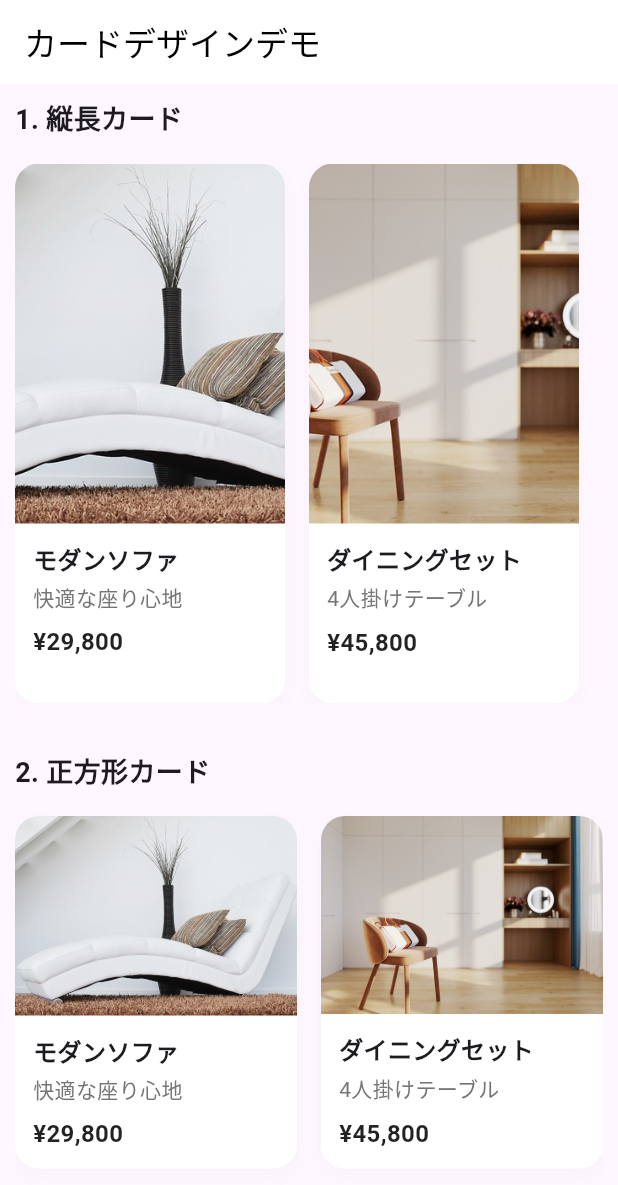
After one commit to sakurakotubaki/widget_cookbook_demo, a Flutter app: the CardDemoPage screen opened directly, on a phone screen of 412 x 824 dp. The commit adds this screen. Shown: the top 1185 px of the screen. Run offline on Flutter 3.47's test engine with Material 3 defaults, Android fonts, the phone set to English and light mode, and no system bars; our stand-ins replace flutter_hooks, image_picker, lottie.

Commit message:
style: BoxFit

```diff
--- /dev/null
+++ b/lib/example/shopping_ui/item/image_cards.dart
@@ -0,0 +1,245 @@
+import 'package:flutter/material.dart';
+
+// 1. 縦長の画像カード
+class VerticalImageCard extends StatelessWidget {
+  final String imageUrl;
+  final String title;
+  final String subtitle;
+  final String price;
+
+  const VerticalImageCard({
+    super.key,
+    required this.imageUrl,
+    required this.title,
+    required this.subtitle,
+    required this.price,
+  });
+
+  @override
+  Widget build(BuildContext context) {
+    return Container(
+      width: 180,
+      decoration: BoxDecoration(
+        color: Colors.white,
+        borderRadius: BorderRadius.circular(16),
+        boxShadow: [
+          BoxShadow(
+            color: Colors.black.withAlpha(0x05),
+            blurRadius: 10,
+            offset: const Offset(0, 5),
+          ),
+        ],
+      ),
+      child: Column(
+        crossAxisAlignment: CrossAxisAlignment.start,
+        children: [
+          ClipRRect(
+            borderRadius: const BorderRadius.vertical(top: Radius.circular(16)),
+            child: Image.asset(
+              imageUrl,
+              height: 240,
+              width: double.infinity,
+              fit: BoxFit.cover,
+            ),
+          ),
+          Padding(
+            padding: const EdgeInsets.all(12),
+            child: Column(
+              crossAxisAlignment: CrossAxisAlignment.start,
+              children: [
+                Text(
+                  title,
+                  style: const TextStyle(
+                    fontSize: 16,
+                    fontWeight: FontWeight.bold,
+                  ),
+                ),
+                const SizedBox(height: 4),
+                Text(
+                  subtitle,
+                  style: TextStyle(
+                    fontSize: 14,
+                    color: Colors.grey[600],
+                  ),
+                ),
+                const SizedBox(height: 8),
+                Text(
+                  price,
+                  style: const TextStyle(
+                    fontSize: 16,
+                    fontWeight: FontWeight.bold,
+                    color: Colors.black87,
+                  ),
+                ),
+              ],
+            ),
+          ),
+        ],
+      ),
+    );
+  }
+}
+
+// 2. 正方形に近い画像カード（ショッピングアプリスタイル）
+class SquareImageCard extends StatelessWidget {
+  final String imageUrl;
+  final String title;
+  final String subtitle;
+  final String price;
+
+  const SquareImageCard({
+    super.key,
+    required this.imageUrl,
+    required this.title,
+    required this.subtitle,
+    required this.price,
+  });
+
+  @override
+  Widget build(BuildContext context) {
+    return Container(
+      decoration: BoxDecoration(
+        color: Colors.white,
+        borderRadius: BorderRadius.circular(16),
+        boxShadow: [
+          BoxShadow(
+            color: Colors.black.withAlpha(0x05),
+            blurRadius: 10,
+            offset: const Offset(0, 5),
+          ),
+        ],
+      ),
+      child: Column(
+        crossAxisAlignment: CrossAxisAlignment.start,
+        children: [
+          Expanded(
+            child: ClipRRect(
+              borderRadius:
+                  const BorderRadius.vertical(top: Radius.circular(16)),
+              child: Image.asset(
+                imageUrl,
+                width: double.infinity,
+                fit: BoxFit.cover,
+              ),
+            ),
+          ),
+          Padding(
+            padding: const EdgeInsets.all(12),
+            child: Column(
+              crossAxisAlignment: CrossAxisAlignment.start,
+              children: [
+                Text(
+                  title,
+                  style: const TextStyle(
+                    fontSize: 16,
+                    fontWeight: FontWeight.bold,
+                  ),
+                ),
+                const SizedBox(height: 4),
+                Text(
+                  subtitle,
+                  style: TextStyle(
+                    fontSize: 14,
+                    color: Colors.grey[600],
+                  ),
+                ),
+                const SizedBox(height: 8),
+                Text(
+                  price,
+                  style: const TextStyle(
+                    fontSize: 16,
+                    fontWeight: FontWeight.bold,
+                    color: Colors.black87,
+                  ),
+                ),
+              ],
+            ),
+          ),
+        ],
+      ),
+    );
+  }
+}
+
+// 3. 横長の画像カード（画像左、テキスト右）
+class HorizontalImageCard extends StatelessWidget {
+  final String imageUrl;
+  final String title;
+  final String subtitle;
+  final String price;
+
+  const HorizontalImageCard({
+    super.key,
+    required this.imageUrl,
+    required this.title,
+    required this.subtitle,
+    required this.price,
+  });
+
+  @override
+  Widget build(BuildContext context) {
+    return Container(
+      height: 120,
+      decoration: BoxDecoration(
+        color: Colors.white,
+        borderRadius: BorderRadius.circular(16),
+        boxShadow: [
+          BoxShadow(
+            color: Colors.black.withAlpha(0x05),
+            blurRadius: 10,
+            offset: const Offset(0, 5),
+          ),
+        ],
+      ),
+      child: Row(
+        children: [
+          ClipRRect(
+            borderRadius:
+                const BorderRadius.horizontal(left: Radius.circular(16)),
+            child: Image.asset(
+              imageUrl,
+              width: 120,
+              height: 120,
+              fit: BoxFit.cover,
+            ),
+          ),
+          Expanded(
+            child: Padding(
+              padding: const EdgeInsets.all(16),
+              child: Column(
+                crossAxisAlignment: CrossAxisAlignment.start,
+                mainAxisAlignment: MainAxisAlignment.center,
+                children: [
+                  Text(
+                    title,
+                    style: const TextStyle(
+                      fontSize: 16,
+                      fontWeight: FontWeight.bold,
+                    ),
+                  ),
+                  const SizedBox(height: 8),
+                  Text(
+                    subtitle,
+                    style: TextStyle(
+                      fontSize: 14,
+                      color: Colors.grey[600],
+                    ),
+                  ),
+                  const SizedBox(height: 8),
+                  Text(
+                    price,
+                    style: const TextStyle(
+                      fontSize: 16,
+                      fontWeight: FontWeight.bold,
+                      color: Colors.black87,
+                    ),
+                  ),
+                ],
+              ),
+            ),
+          ),
+        ],
+      ),
+    );
+  }
+}
--- /dev/null
+++ b/lib/example/shopping_ui/item/main.dart
@@ -0,0 +1,144 @@
+import 'package:flutter/material.dart';
+import 'image_cards.dart';
+
+void main() {
+  runApp(const MyApp());
+}
+
+class MyApp extends StatelessWidget {
+  const MyApp({super.key});
+
+  @override
+  Widget build(BuildContext context) {
+    return MaterialApp(
+      debugShowCheckedModeBanner: false,
+      theme: ThemeData(
+        primarySwatch: Colors.blue,
+        scaffoldBackgroundColor: Colors.grey[100],
+      ),
+      home: const CardDemoPage(),
+    );
+  }
+}
+
+class CardDemoPage extends StatelessWidget {
+  const CardDemoPage({super.key});
+
+  @override
+  Widget build(BuildContext context) {
+    return Scaffold(
+      appBar: AppBar(
+        title: const Text('カードデザインデモ'),
+        backgroundColor: Colors.white,
+        foregroundColor: Colors.black,
+      ),
+      body: Padding(
+        padding: const EdgeInsets.all(10.0),
+        child: ListView(
+          children: [
+            const Text(
+              '1. 縦長カード',
+              style: TextStyle(
+                fontSize: 18,
+                fontWeight: FontWeight.bold,
+              ),
+            ),
+            const SizedBox(height: 16),
+            SizedBox(
+              height: 360,
+              child: ListView(
+                scrollDirection: Axis.horizontal,
+                children: [
+                  Padding(
+                    padding: const EdgeInsets.only(right: 16),
+                    child: VerticalImageCard(
+                      imageUrl: 'assets/images/couch.jpg',
+                      title: 'モダンソファ',
+                      subtitle: '快適な座り心地',
+                      price: '¥29,800',
+                    ),
+                  ),
+                  Padding(
+                    padding: const EdgeInsets.only(right: 16),
+                    child: VerticalImageCard(
+                      imageUrl: 'assets/images/da.jpg',
+                      title: 'ダイニングセット',
+                      subtitle: '4人掛けテーブル',
+                      price: '¥45,800',
+                    ),
+                  ),
+                  VerticalImageCard(
+                    imageUrl: 'assets/images/living.jpg',
+                    title: 'リビングセット',
+                    subtitle: 'シンプルデザイン',
+                    price: '¥89,800',
+                  ),
+                ],
+              ),
+            ),
+            const SizedBox(height: 32),
+            const Text(
+              '2. 正方形カード',
+              style: TextStyle(
+                fontSize: 18,
+                fontWeight: FontWeight.bold,
+              ),
+            ),
+            const SizedBox(height: 16),
+            GridView.count(
+              shrinkWrap: true,
+              physics: const NeverScrollableScrollPhysics(),
+              crossAxisCount: 2,
+              mainAxisSpacing: 16,
+              crossAxisSpacing: 16,
+              childAspectRatio: 0.8,
+              children: [
+                SquareImageCard(
+                  imageUrl: 'assets/images/couch.jpg',
+                  title: 'モダンソファ',
+                  subtitle: '快適な座り心地',
+                  price: '¥29,800',
+                ),
+                SquareImageCard(
+                  imageUrl: 'assets/images/da.jpg',
+                  title: 'ダイニングセット',
+                  subtitle: '4人掛けテーブル',
+                  price: '¥45,800',
+                ),
+              ],
+            ),
+            const SizedBox(height: 32),
+            const Text(
+              '3. 横長カード',
+              style: TextStyle(
+                fontSize: 18,
+                fontWeight: FontWeight.bold,
+              ),
+            ),
+            const SizedBox(height: 16),
+            HorizontalImageCard(
+              imageUrl: 'assets/images/couch.jpg',
+              title: 'モダンソファ',
+              subtitle: '快適な座り心地',
+              price: '¥29,800',
+            ),
+            const SizedBox(height: 16),
+            HorizontalImageCard(
+              imageUrl: 'assets/images/da.jpg',
+              title: 'ダイニングセット',
+              subtitle: '4人掛けテーブル',
+              price: '¥45,800',
+            ),
+            const SizedBox(height: 16),
+            HorizontalImageCard(
+              imageUrl: 'assets/images/living.jpg',
+              title: 'リビングセット',
+              subtitle: 'シンプルデザイン',
+              price: '¥89,800',
+            ),
+          ],
+        ),
+      ),
+    );
+  }
+}
--- a/lib/example/shopping_ui/main.dart
+++ b/lib/example/shopping_ui/main.dart
@@ -58,7 +58,7 @@ class HomeContent extends StatelessWidget {
 
   @override
   Widget build(BuildContext context) {
-    final List<Map<String, String>> _furnitureItems = [
+    final List<Map<String, String>> furnitureItems = [
       {
         'image': 'couch.jpg',
         'title': 'ソファ',
@@ -88,9 +88,9 @@ class HomeContent extends StatelessWidget {
               mainAxisSpacing: 16,
               crossAxisSpacing: 16,
             ),
-            itemCount: _furnitureItems.length,
+            itemCount: furnitureItems.length,
             itemBuilder: (context, index) {
-              final item = _furnitureItems[index];
+              final item = furnitureItems[index];
               return FurnitureCard(
                 title: item['title']!,
                 subtitle: item['subtitle']!,
@@ -432,8 +432,10 @@ class _CartPageState extends State<CartPage> {
     },
   ];
 
-  int get totalQuantity => _cartItems.fold(0, (sum, item) => sum + item['quantity'] as int);
-  int get totalPrice => _cartItems.fold(0, (sum, item) => sum + (item['price'] * item['quantity']) as int);
+  int get totalQuantity =>
+      _cartItems.fold(0, (sum, item) => sum + item['quantity'] as int);
+  int get totalPrice => _cartItems.fold(
+      0, (sum, item) => sum + (item['price'] * item['quantity']) as int);
 
   void _updateQuantity(int index, int delta) {
     setState(() {
```
Also changed, not shown: 1 other file.
